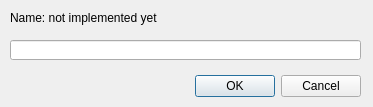
First picture: the form in gui/forms/createfolderdialog.ui, repository tranter/qt-google-drive, before the edit.
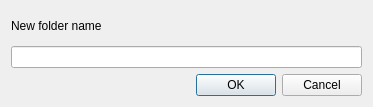
Second picture: the form after the edit.

Commit message: Create Folder dialog - fixed and simplified. No need to use new CreateFolderDialog() as everything is much simpler.

```diff
--- a/gui/forms/createfolderdialog.ui
+++ b/gui/forms/createfolderdialog.ui
@@ -13,28 +13,19 @@
   <property name="windowTitle">
    <string>Create Folder</string>
   </property>
+  <layout class="QGridLayout" name="gridLayout">
+   <item row="0" column="0">
   <widget class="QLabel" name="nameLabel">
-   <property name="geometry">
-    <rect>
-     <x>10</x>
-     <y>10</y>
-     <width>351</width>
-     <height>16</height>
-    </rect>
-   </property>
    <property name="text">
-    <string>Name: not implemented yet</string>
-   </property>
-  </widget>
+      <string>New folder name</string>
+     </property>
+    </widget>
+   </item>
+   <item row="1" column="0">
+    <widget class="QLineEdit" name="nameEdit"/>
+   </item>
+   <item row="2" column="0">
   <widget class="QDialogButtonBox" name="buttonBox">
-   <property name="geometry">
-    <rect>
-     <x>20</x>
-     <y>70</y>
-     <width>341</width>
-     <height>32</height>
-    </rect>
-   </property>
    <property name="orientation">
     <enum>Qt::Horizontal</enum>
    </property>
@@ -42,16 +33,8 @@
     <set>QDialogButtonBox::Cancel|QDialogButtonBox::Ok</set>
    </property>
   </widget>
-  <widget class="QLineEdit" name="nameEdit">
-   <property name="geometry">
-    <rect>
-     <x>10</x>
-     <y>40</y>
-     <width>351</width>
-     <height>20</height>
-    </rect>
-   </property>
-  </widget>
+   </item>
+  </layout>
  </widget>
  <resources/>
  <connections/>
```
Left out of the diff: 35 changed lines with no effect on the pictures. Lines whose indentation alone changed are shown as unchanged. The commit also changes 4 other files.
